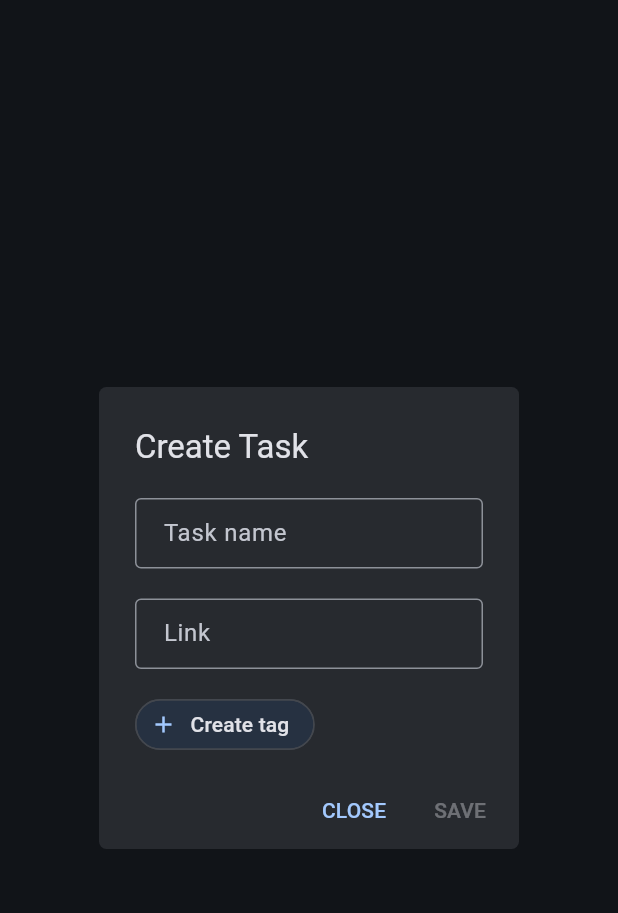
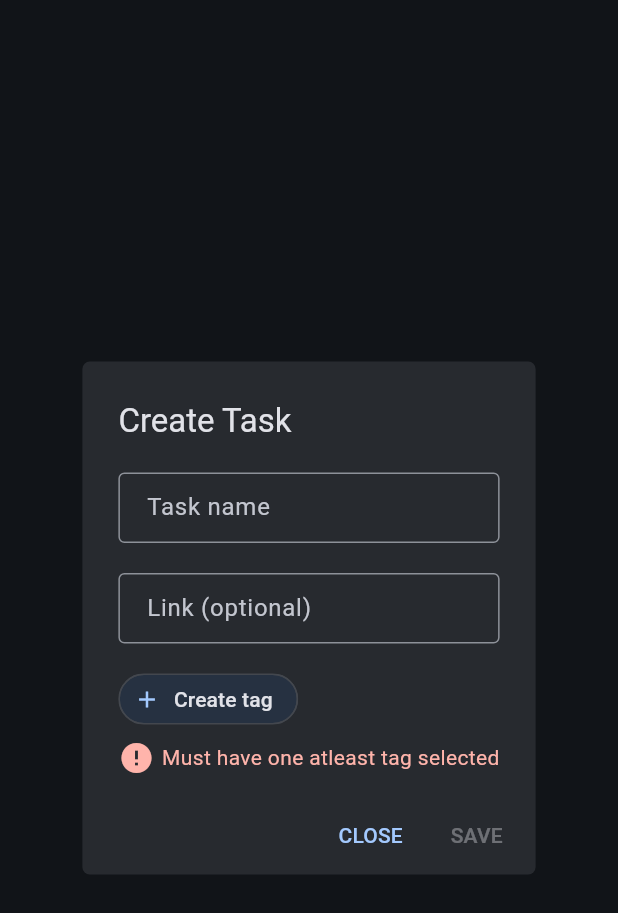
Before and after one commit to siddharthroy12/timebrew, a Flutter app: the CreateTaskDialog widget shown alone on an empty page, opened directly, on a phone screen of 412 x 824 dp. Shown: the top 913 px of the screen. Run offline on Flutter 3.47's test engine with Material 2 defaults, Android fonts, the phone set to English and light mode, and no system bars; drawn by our look-alikes of dynamic_color; our stand-ins replace animated_flip_counter, file_picker, isar, permission_handler, syncfusion_flutter_charts; missing offline and left inert: side_sheet; accounts and stored records are empty; generated files the repository leaves out were written again.

Commit message:
Added tag requirement in task creation

```diff
--- a/lib/popups/create_task.dart
+++ b/lib/popups/create_task.dart
@@ -90,7 +90,7 @@ class _CreateTaskDialogState extends State<CreateTaskDialog> {
               controller: linkFieldContoller,
               cursorHeight: 20,
               style: const TextStyle(height: 1.2),
-              decoration: const InputDecoration(label: Text('Link')),
+              decoration: const InputDecoration(label: Text('Link (optional)')),
               onChanged: (String value) {
                 setState(() {
                   link = value;
@@ -166,6 +166,28 @@ class _CreateTaskDialogState extends State<CreateTaskDialog> {
                 );
               },
             ),
+            selectedTags.isEmpty
+                ? Padding(
+                    padding: const EdgeInsets.only(top: 10.0),
+                    child: Row(
+                      children: [
+                        Icon(
+                          Icons.error,
+                          color: Theme.of(context).colorScheme.error,
+                        ),
+                        const SizedBox(
+                          width: 5,
+                        ),
+                        Text(
+                          'Must have one atleast tag selected',
+                          style: TextStyle(
+                            color: Theme.of(context).colorScheme.error,
+                          ),
+                        ),
+                      ],
+                    ),
+                  )
+                : Container()
           ],
         ),
       ),
@@ -175,7 +197,9 @@ class _CreateTaskDialogState extends State<CreateTaskDialog> {
           child: const Text('CLOSE'),
         ),
         TextButton(
-          onPressed: name.isNotEmpty ? () => _onSave(context) : null,
+          onPressed: name.isNotEmpty && selectedTags.isNotEmpty
+              ? () => _onSave(context)
+              : null,
           child: const Text('SAVE'),
         ),
       ],
```
